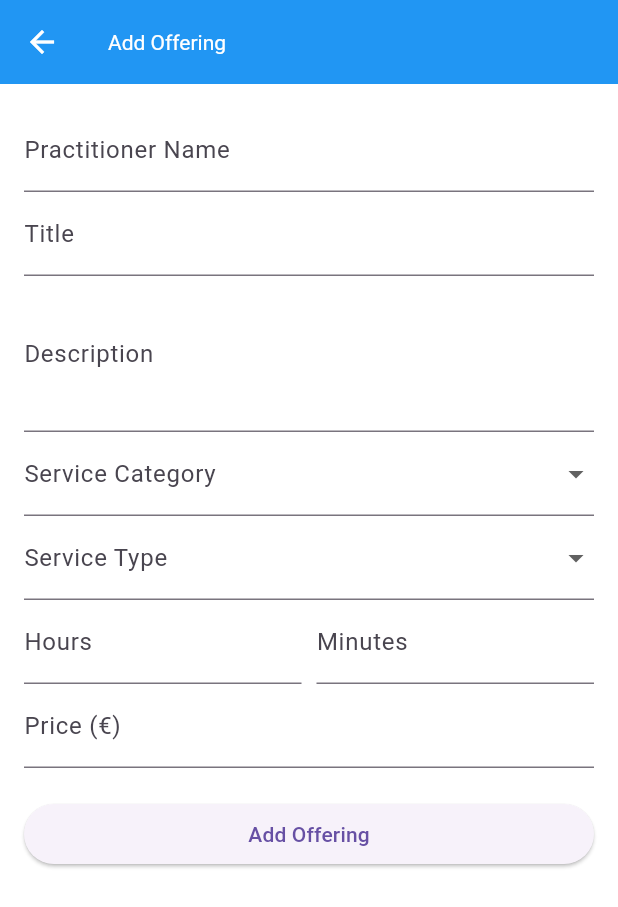
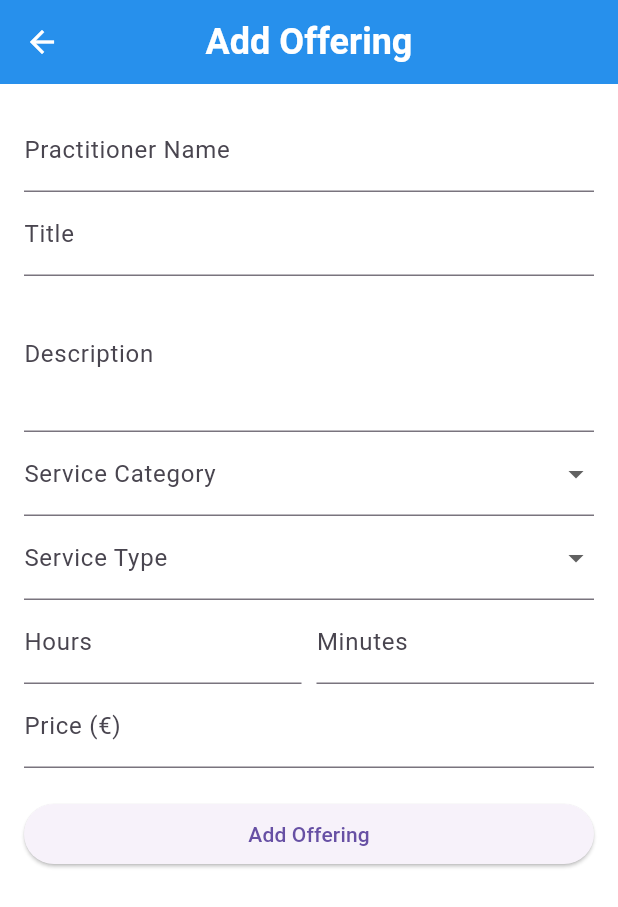
Before and after one commit to jeevankoiri10/practitioner_app, a Flutter app: the screen it shows after launch, after a tap on the "add" icon, on a phone screen of 412 x 824 dp. Shown: the top 907 px of the screen. Run offline on Flutter 3.47's test engine with Material 3 defaults, Android fonts, the phone set to English and light mode, and no system bars; drawn by our look-alikes of flutter_form_builder; our stand-ins replace form_builder_validators.

Commit message:
fixed bugs

```diff
--- a/lib/main.dart
+++ b/lib/main.dart
@@ -21,7 +21,7 @@ class MyApp extends StatelessWidget {
       child: Consumer<ThemeProvider>(
         builder: (context, themeProvider, child) {
           return MaterialApp(
-            title: 'Holistic Practitioner Services: MyNewEarth',
+            title: 'MyNewEarth',
             theme: themeProvider.themeData,
             initialRoute: '/',
             routes: {
--- a/lib/view/ui/edit_offering_page.dart
+++ b/lib/view/ui/edit_offering_page.dart
@@ -2,6 +2,7 @@ import 'package:flutter/material.dart';
 import 'package:flutter_form_builder/flutter_form_builder.dart';
 import 'package:form_builder_validators/form_builder_validators.dart';
 import 'package:practitioner_app/model/offerings_model.dart';
+import 'package:practitioner_app/view/widgets/myne_app_bar.dart';
 import 'package:practitioner_app/view_model/offerings_provider.dart';
 import 'package:provider/provider.dart';
 
@@ -24,8 +25,8 @@ class _AddEditOfferingPageState extends State<AddEditOfferingPage> {
         Provider.of<OfferingsProvider>(context, listen: false);
 
     return Scaffold(
-      appBar: AppBar(
-        title: Text(isEditing ? 'Edit Offering' : 'Add Offering'),
+      appBar: MYNEappBar(
+        title: isEditing ? 'Edit Offering' : 'Add Offering',
       ),
       body: Padding(
         padding: const EdgeInsets.all(16.0),
--- a/lib/view/ui/offerings_details_page.dart
+++ b/lib/view/ui/offerings_details_page.dart
@@ -25,6 +25,9 @@ class _OfferingDetailsPageState extends State<OfferingDetailsPage> {
 
   // Function to format duration from minutes to hours and minutes
   String formatDuration(Duration duration) {
+    if (duration == Duration(minutes: 0, seconds: 0)) {
+      return "0 min".toString();
+    }
     final totalMinutes = duration.inMinutes;
     final hours = totalMinutes ~/ 60; // Integer division
     final minutes = totalMinutes % 60;
--- a/lib/view/ui/offerings_list_page.dart
+++ b/lib/view/ui/offerings_list_page.dart
@@ -1,12 +1,9 @@
 import 'package:flutter/material.dart';
-import 'package:practitioner_app/view/ui/offerings_details_page.dart';
 import 'package:practitioner_app/view/widgets/delete_confirmation.dart';
 import 'package:practitioner_app/view/widgets/offering_list_card.dart';
 import 'package:practitioner_app/view_model/offerings_provider.dart';
 import 'package:provider/provider.dart';
 import 'edit_offering_page.dart';
-import 'settings_page.dart';
-import 'package:practitioner_app/model/offerings_model.dart';
 
 class OfferingsListPage extends StatelessWidget {
   @override
--- a/lib/view/widgets/offerings_details_card.dart
+++ b/lib/view/widgets/offerings_details_card.dart
@@ -37,7 +37,7 @@ class OfferingDetailsCard extends StatelessWidget {
                 fontWeight: FontWeight.bold),
             _buildText('Description: $description'),
             _buildText('Category: ${category.toString().split('.').last}'),
-            _buildText('Duration: ${formatDuration(duration)}'),
+            _buildText('Duration: ${formatDuration(duration).toString()}'),
             _buildText('Type: ${type.toString().split('.').last}'),
             _buildPrice('Price: €${price.toStringAsFixed(2)}'),
           ],
--- a/pubspec.yaml
+++ b/pubspec.yaml
@@ -34,6 +34,7 @@ dependencies:
   cupertino_icons: ^1.0.8
   flutter_form_builder: ^9.5.0
   form_builder_validators: ^11.0.0
+  sqflite: ^2.4.0
 
 dev_dependencies:
   flutter_test:
```
Also changed, not shown: pubspec.lock, 1 other file.
